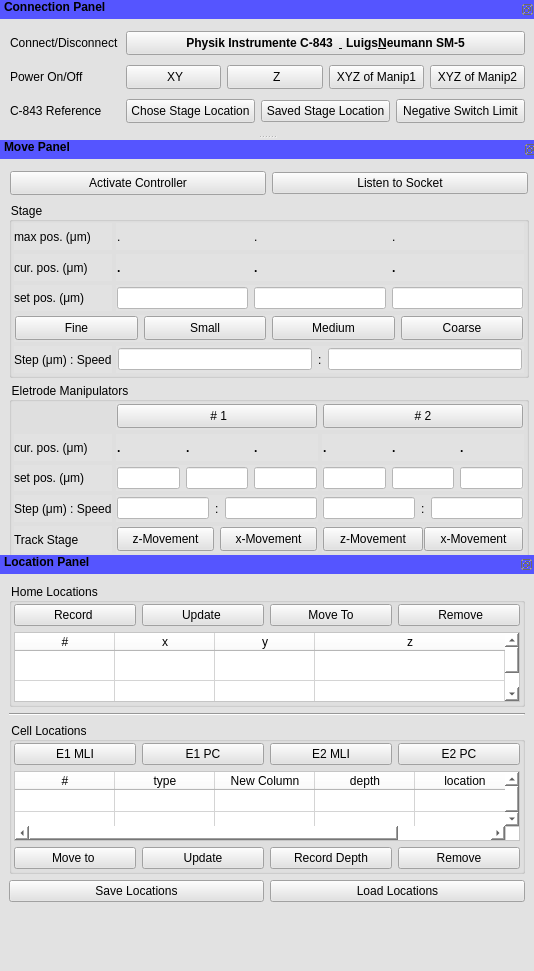
The window that manipulatorTemplate.ui (mgraupe/ManipulatorControl) describes before a commit, drawn with Qt 5.
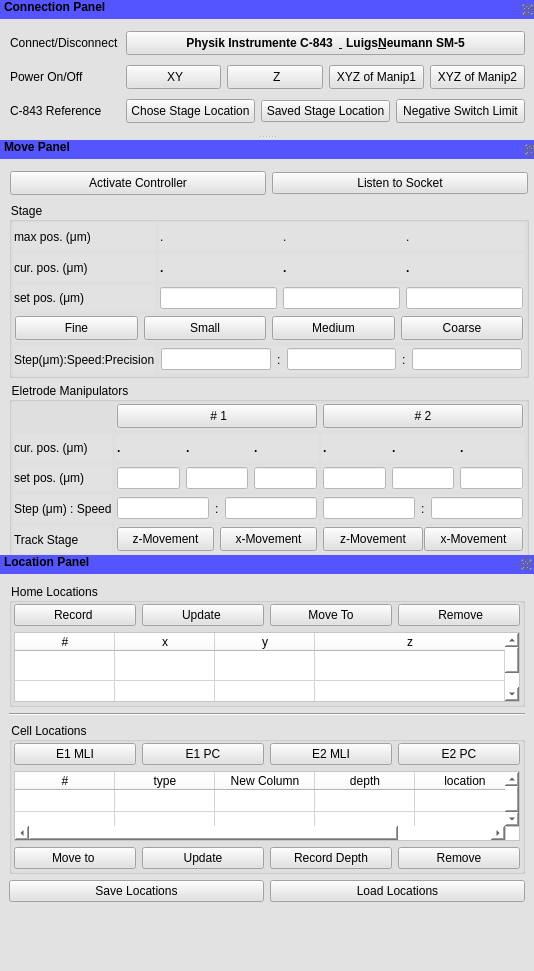
The same window after the commit.

Commit message: added lineEdit for Stage precision

What changed in the file:
```diff
--- a/manipulatorTemplate.ui
+++ b/manipulatorTemplate.ui
@@ -660,7 +660,7 @@
         <item row="5" column="0">
          <widget class="QLabel" name="label_18">
           <property name="text">
-           <string>Step (μm) : Speed</string>
+           <string>Step(μm):Speed:Precision</string>
           </property>
          </widget>
         </item>
@@ -706,6 +706,20 @@
              </property>
             </widget>
            </item>
+           <item>
+            <widget class="QLabel" name="label_3">
+             <property name="text">
+              <string>:</string>
+             </property>
+            </widget>
+           </item>
+           <item>
+            <widget class="QLineEdit" name="precisionLineEdit">
+             <property name="styleSheet">
+              <string notr="true">background-color: rgb(255, 255, 255);</string>
+             </property>
+            </widget>
+           </item>
           </layout>
          </widget>
         </item>
```
The commit also changes 1 other file.
